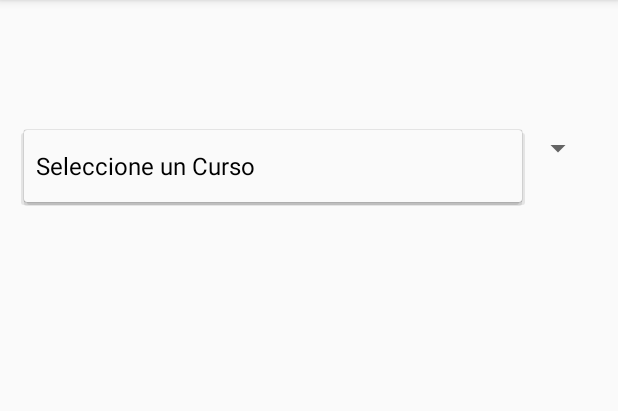
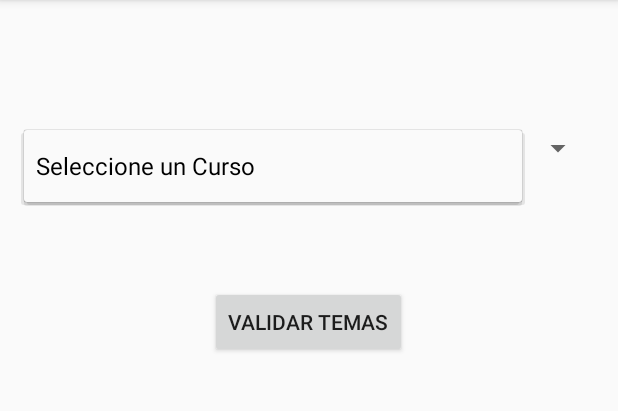
Before and after one commit to NriKe0692/Segsyl, an Android app: the HomeActivity screen opened directly, with no data from a screen before it, after a tap on "Seleccione un Curso", on a phone screen of 412 x 824 dp, the part 84-495 px from its top. Run offline under Robolectric (Android 15) with nearby library versions, the phone set to English and light mode, and no system bars; 4 statements that could not run were skipped.

Commit message:
hot fixes

```diff
--- a/Segsyl/app/src/main/java/com/enrique/segsyl/Activities/HomeActivity.java
+++ b/Segsyl/app/src/main/java/com/enrique/segsyl/Activities/HomeActivity.java
@@ -7,9 +7,11 @@ import android.support.v7.widget.RecyclerView;
 import android.view.View;
 import android.widget.AdapterView;
 import android.widget.ArrayAdapter;
+import android.widget.Button;
 import android.widget.CheckBox;
 import android.widget.Spinner;
 import android.widget.TextView;
+import android.widget.Toast;
 
 import com.enrique.segsyl.Adapters.TemasAdapter;
 import com.enrique.segsyl.Models.Alumno;
@@ -25,6 +27,7 @@ public class HomeActivity extends AppCompatActivity {
     TextView tv_bienvenido;
     Spinner spinner;
     RecyclerView rv_temas;
+    Button bt_validar;
 
     private Alumno alumno;
 
@@ -39,6 +42,7 @@ public class HomeActivity extends AppCompatActivity {
         tv_bienvenido = (TextView) findViewById(R.id.tv_bienvenido);
         spinner = (Spinner) findViewById(R.id.spinner);
         rv_temas = (RecyclerView) findViewById(R.id.rv_temas);
+        bt_validar = (Button) findViewById(R.id.bt_validar);
 
         setDataIntoSpinner();
 
@@ -58,6 +62,13 @@ public class HomeActivity extends AppCompatActivity {
             @Override
             public void onNothingSelected(AdapterView<?> adapterView) {
 
+            }
+        });
+
+        bt_validar.setOnClickListener(new View.OnClickListener() {
+            @Override
+            public void onClick(View view) {
+                Toast.makeText(getApplicationContext(),"TEMAS VALIDADOS!", Toast.LENGTH_SHORT).show();
             }
         });
 
--- a/Segsyl/app/src/main/java/com/enrique/segsyl/Activities/LoginActivity.java
+++ b/Segsyl/app/src/main/java/com/enrique/segsyl/Activities/LoginActivity.java
@@ -141,7 +141,7 @@ public class LoginActivity extends AppCompatActivity {
         cursos3.add(c4);
 
         a1 = new Alumno("12200070","12200070","Enrique","Villarreal Carrillo",cursos1);
-        a2 = new Alumno("12200187","12200187","Giancarlos Junior","Claudio Zabaleta", cursos2);
+        a2 = new Alumno("12200187","12200187","Giancarlos Junior","Claudio Zavaleta", cursos2);
         a3 = new Alumno("12200055","12200055","Takeshi Santiago","Farro Hinoshita",cursos3);
     }
 }
--- a/Segsyl/app/src/main/res/layout/activity_home.xml
+++ b/Segsyl/app/src/main/res/layout/activity_home.xml
@@ -35,6 +35,14 @@
             android:layout_width="match_parent"
             android:layout_height="wrap_content"/>
 
+        <Button
+            android:id="@+id/bt_validar"
+            android:layout_marginTop="40dp"
+            android:layout_gravity="center_horizontal"
+            android:layout_width="wrap_content"
+            android:layout_height="wrap_content"
+            android:text="Validar Temas"/>
+
     </LinearLayout>
 
 </RelativeLayout>
```
